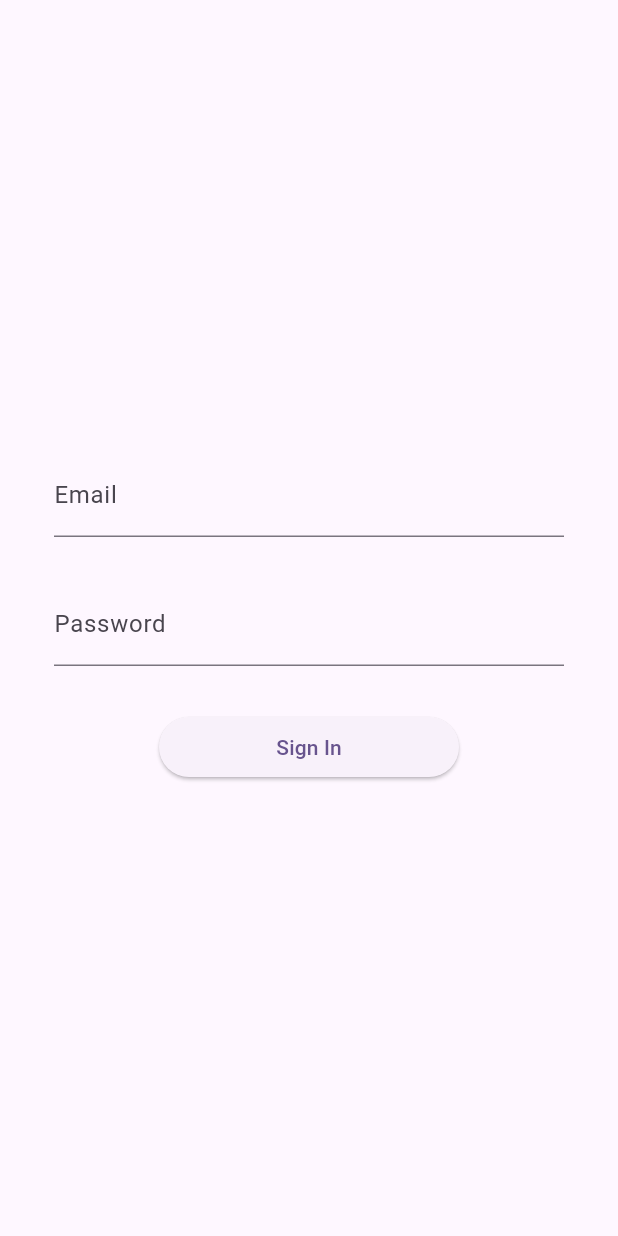
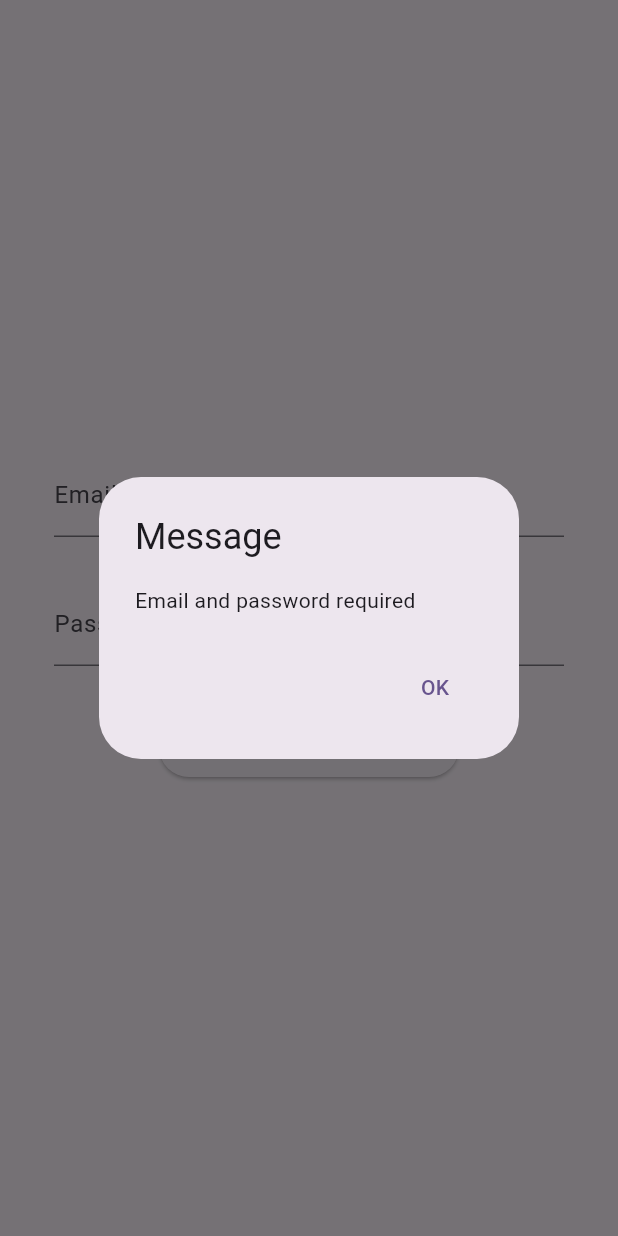
Before and after one commit to SaiAkshay456/flutter-app, a Flutter app: the screen it shows after launch, after a tap on "Sign In", on a phone screen of 412 x 824 dp. Run offline on Flutter 3.47's test engine with Material 3 defaults, Android fonts, the phone set to English and light mode, and no system bars; our stand-ins replace firebase_auth, firebase_core; accounts and stored records are empty.

Commit message:
added states and firebase auth in console

```diff
--- a/lib/main.dart
+++ b/lib/main.dart
@@ -1,12 +1,17 @@
 import 'package:flutter/material.dart';
-import 'views/login.dart';
 import 'package:firebase_core/firebase_core.dart';
 import 'firebase_options.dart'; // generated by FlutterFire CLI
 import 'views/authWrapper.dart';
+import 'package:firebase_auth/firebase_auth.dart';
 
 void main() async {
   WidgetsFlutterBinding.ensureInitialized();
   await Firebase.initializeApp(options: DefaultFirebaseOptions.currentPlatform);
+  try {
+    debugPrint("FirebaseAuth instance => ${FirebaseAuth.instance}");
+  } catch (e) {
+    print(e);
+  }
   runApp(MyApp());
 }
 
--- a/lib/services/authService.dart
+++ b/lib/services/authService.dart
@@ -9,18 +9,7 @@ Future<User?> authSignUp(String email, String password) async {
     );
     return userCredential.user;
   } on FirebaseAuthException catch (e) {
-    String message = "";
-    if (e.code == 'weak-password') {
-      print('The password is too weak.');
-      message = 'The password is too weak.';
-    } else if (e.code == 'email-already-in-use') {
-      print('The account already exists for that email.');
-      message = 'The account already exists for that email.';
-    } else {
-      print('Firebase Auth Error: ${e.code}');
-      message = 'Firebase Auth Error: ${e.code}';
-    }
-    return null;
+    throw e.message ?? 'Authentication failed';
   } catch (e) {
     print(e);
     return null;
--- /dev/null
+++ b/lib/services/practice.dart
@@ -0,0 +1,18 @@
+import 'package:flutter/cupertino.dart';
+import 'package:flutter/material.dart';
+
+class MyState extends StatefulWidget {
+  const MyState({super.key});
+
+  @override
+  State<MyState> createState() => _MyStatePage();
+}
+
+class _MyStatePage extends State<MyState> {
+  @override
+  Widget build(BuildContext context) {
+    return Scaffold(
+      body: Center(child: Column(children: [Text("Click"), Text("Me Too")])),
+    );
+  }
+}
--- a/lib/views/login.dart
+++ b/lib/views/login.dart
@@ -1,5 +1,6 @@
 import 'package:flutter/material.dart';
 import '../services/authService.dart';
+import 'package:firebase_auth/firebase_auth.dart';
 
 class Login extends StatefulWidget {
   const Login({super.key});
@@ -11,19 +12,44 @@ class Login extends StatefulWidget {
 class _LoginState extends State<Login> {
   final TextEditingController emailController = TextEditingController();
   final TextEditingController passwordController = TextEditingController();
-  void handleSignIn() async {
+  void showPopup(String message) {
+    showDialog(
+      context: context,
+      builder: (_) => AlertDialog(
+        title: const Text("Message"),
+        content: Text(message),
+        actions: [
+          TextButton(
+            onPressed: () => Navigator.pop(context),
+            child: const Text("OK"),
+          ),
+        ],
+      ),
+    );
+  }
+
+  void handleSignUp() async {
     final email = emailController.text.trim();
     final password = passwordController.text.trim();
-    final user = await authSignUp(email, password);
-    if (user != null) {
-      print("sign in successful:${user.email}");
-    } else {
-      print("Signup fail");
+    if (email.isEmpty || password.isEmpty) {
+      showPopup("Email and password required");
+      return;
+    }
+    try {
+      final user = await authSignUp(email, password);
+      if (user != null) {
+        showPopup("Successfully login");
+      } else {
+        showPopup("login failed");
+      }
+    } catch (err) {
+      showPopup(err.toString());
     }
   }
 
   @override
   Widget build(BuildContext context) {
+    debugPrint("🔥 Login build called");
     return Scaffold(
       body: Center(
         child: Column(
@@ -49,7 +75,7 @@ class _LoginState extends State<Login> {
             SizedBox(
               width: 200,
               child: ElevatedButton(
-                onPressed: handleSignIn,
+                onPressed: handleSignUp,
                 child: Text("Sign In"),
               ),
             ),
```
